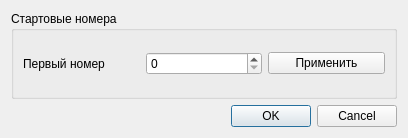
Old version of the form src/formprepar.ui in the repository godzilloff/t-event.
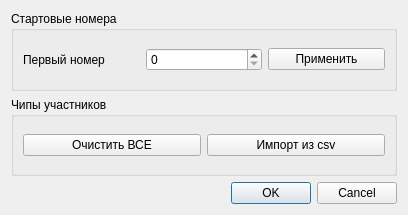
New version of the form.

Commit message: feat(cardNum): импорт таблицы соответствия номеров спортсменов и номеров чипов в формате csv в диалоговом окне "Подготовка к старту"

What changed in the file:
```diff
--- a/src/formprepar.ui
+++ b/src/formprepar.ui
@@ -7,13 +7,23 @@
     <x>0</x>
     <y>0</y>
     <width>408</width>
-    <height>138</height>
+    <height>215</height>
    </rect>
   </property>
   <property name="windowTitle">
    <string>Подготовка к старту</string>
   </property>
   <layout class="QGridLayout" name="gridLayout_2">
+   <item row="2" column="0">
+    <widget class="QDialogButtonBox" name="buttonBox">
+     <property name="orientation">
+      <enum>Qt::Horizontal</enum>
+     </property>
+     <property name="standardButtons">
+      <set>QDialogButtonBox::Cancel|QDialogButtonBox::Ok</set>
+     </property>
+    </widget>
+   </item>
    <item row="0" column="0">
     <widget class="QGroupBox" name="groupBox">
      <property name="title">
@@ -28,7 +38,11 @@
        </widget>
       </item>
       <item row="0" column="1">
-       <widget class="QSpinBox" name="spinBox"/>
+       <widget class="QSpinBox" name="spinBox">
+        <property name="maximum">
+         <number>99999999</number>
+        </property>
+       </widget>
       </item>
       <item row="0" column="2">
        <widget class="QPushButton" name="btNewBib">
@@ -41,13 +55,26 @@
     </widget>
    </item>
    <item row="1" column="0">
-    <widget class="QDialogButtonBox" name="buttonBox">
-     <property name="orientation">
-      <enum>Qt::Horizontal</enum>
+    <widget class="QGroupBox" name="groupBox_2">
+     <property name="title">
+      <string>Чипы участников</string>
      </property>
-     <property name="standardButtons">
-      <set>QDialogButtonBox::Cancel|QDialogButtonBox::Ok</set>
-     </property>
+     <layout class="QGridLayout" name="gridLayout_3">
+      <item row="0" column="1">
+       <widget class="QPushButton" name="btImportCardNum">
+        <property name="text">
+         <string>Импорт из csv</string>
+        </property>
+       </widget>
+      </item>
+      <item row="0" column="0">
+       <widget class="QPushButton" name="btClearCardNum">
+        <property name="text">
+         <string>Очистить ВСЕ</string>
+        </property>
+       </widget>
+      </item>
+     </layout>
     </widget>
    </item>
   </layout>
```
The commit also changes 9 other files.
